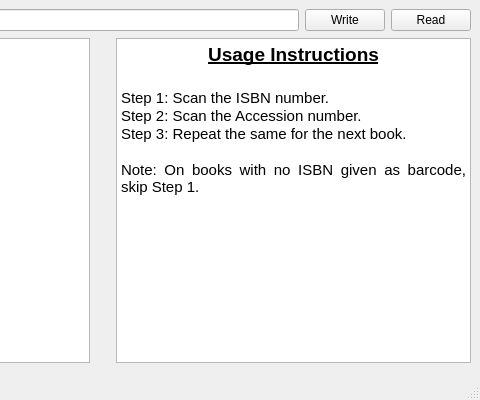
This is simpleWriter.ui in daltonfury42/RFID_Writer as Qt 5 draws it before an edit; both pictures show x 320 to 800 and y 0 to 400 of the 800 by 400 pixel window. The edited form follows.
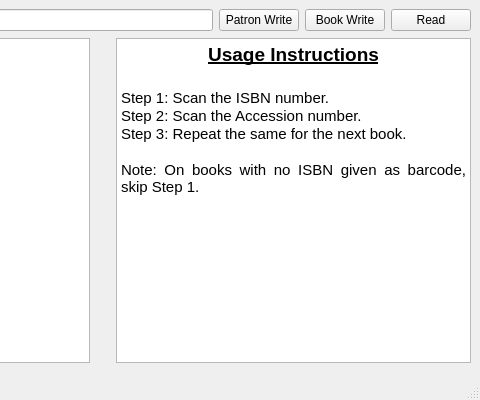
This is the edited form.

Commit message: Added patron write

The edit to the form file:
```diff
--- a/simpleWriter.ui
+++ b/simpleWriter.ui
@@ -51,10 +51,17 @@
         <item>
          <widget class="QLineEdit" name="lineEdit"/>
         </item>
+        <item>
+         <widget class="QPushButton" name="pushButton_2">
+          <property name="text">
+           <string>Patron Write</string>
+          </property>
+         </widget>
+        </item>
         <item>
          <widget class="QPushButton" name="pushButton">
           <property name="text">
-           <string>Write</string>
+           <string>Book Write</string>
           </property>
          </widget>
         </item>
```
Left out of the diff: 22 changed lines with no effect on the pictures. The commit also changes 3 other files.
